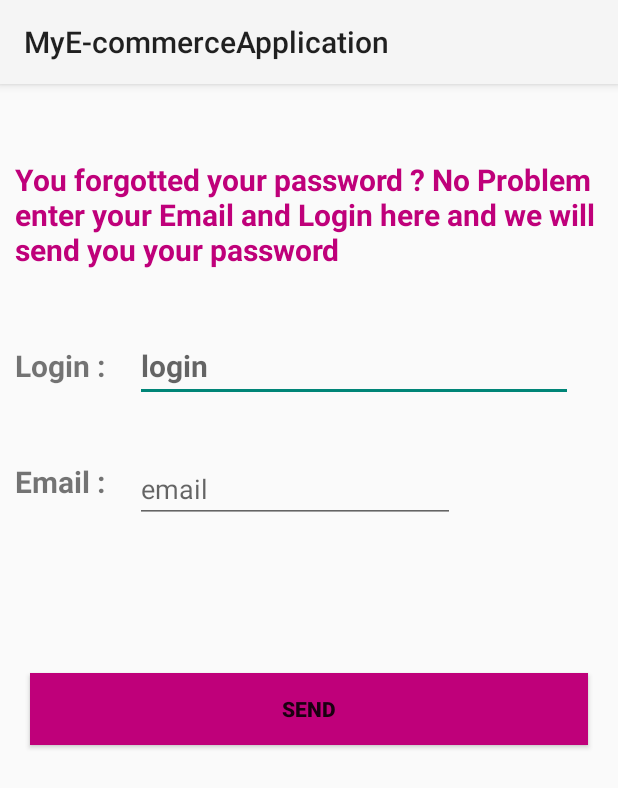
After one commit to kasmiii/AndroidProject, an Android app: the ForgetPasswordActivity screen opened directly, with no data from a screen before it, on a phone screen of 412 x 824 dp. The commit adds this screen. Shown: the top 788 px of the screen. Run offline under Robolectric (Android 15) with nearby library versions, the phone set to English and light mode, and no system bars; our stand-ins replace Firebase (no records; nobody signed in at launch, a user with empty details on screens opened directly).

Commit message:
add recovering password email functionnality !

```diff
--- a/app/build.gradle
+++ b/app/build.gradle
@@ -51,6 +51,9 @@ dependencies {
     implementation 'com.squareup.picasso:picasso:2.71828'
     androidTestImplementation 'androidx.test.espresso:espresso-core:3.2.0'
     implementation 'org.jetbrains:annotations-java5:15.0'
+
+    //implementation 'javax.mail:javax.mail-api:1.5.3'
+    implementation 'javax.mail:javax.mail-api:1.6.2'
     //compile 'com.github.andremion:counterfab:x.y.z'
     //implementation fileTree(dir: 'libs', include: ['*.jar'])
     //implementation 'com.android.support:appcompat-v7:27.1.1'
--- a/app/src/main/AndroidManifest.xml
+++ b/app/src/main/AndroidManifest.xml
@@ -9,7 +9,8 @@
         android:roundIcon="@mipmap/ic_launcher_round"
         android:supportsRtl="true"
         android:theme="@style/AppTheme">
-        <activity android:name=".SalesActivity"></activity>
+        <activity android:name=".ForgetPasswordActivity"></activity>
+        <activity android:name=".SalesActivity" />
         <activity android:name=".ConfirmFinalOrderActivity" />
         <activity android:name=".SearchActivity" />
         <activity android:name=".CartActivity" />
@@ -31,4 +32,6 @@
         </activity>
     </application>
 
+    <uses-permission android:name="android.permission.INTERNET"/>
+
 </manifest>
--- a/app/src/main/java/com/example/mye_commerceapplication/CartAdapter.java
+++ b/app/src/main/java/com/example/mye_commerceapplication/CartAdapter.java
@@ -68,7 +68,7 @@ public class CartAdapter extends  RecyclerView.Adapter<CartAdapter.ViewHolder> {
 
         holder.productName.setText("name : "+product.getPname());
         holder.productQuantity.setText("quantity: "+list_commandes.get(position).getQuantity());
-        holder.productPrice.setText("unit price: "+product.getPrice());
+        holder.productPrice.setText("unit price: "+product.getPrice()+" MAD");
         totalPrice+=Integer.valueOf(product.getPrice())*Integer.valueOf(list_commandes.get(position).getQuantity());
 
 
--- /dev/null
+++ b/app/src/main/java/com/example/mye_commerceapplication/Config.java
@@ -0,0 +1,6 @@
+package com.example.mye_commerceapplication;
+
+public class Config {
+    public static final String EMAIL ="mohammed.kasmi1@usmba.ac.ma";
+    public static final String PASSWORD ="1513742761";
+}
--- /dev/null
+++ b/app/src/main/java/com/example/mye_commerceapplication/ForgetPasswordActivity.java
@@ -0,0 +1,92 @@
+package com.example.mye_commerceapplication;
+
+import androidx.annotation.NonNull;
+import androidx.appcompat.app.AppCompatActivity;
+
+import android.os.Bundle;
+import android.text.TextUtils;
+import android.view.View;
+import android.widget.Button;
+import android.widget.EditText;
+import android.widget.TextView;
+import android.widget.Toast;
+
+import com.example.mye_commerceapplication.Model.Users;
+import com.google.firebase.database.DataSnapshot;
+import com.google.firebase.database.DatabaseError;
+import com.google.firebase.database.DatabaseReference;
+import com.google.firebase.database.FirebaseDatabase;
+import com.google.firebase.database.ValueEventListener;
+
+public class ForgetPasswordActivity extends AppCompatActivity {
+
+    private EditText loginEdit;
+    private EditText emailEdit;
+    private TextView sentText;
+    private Button send;
+    SendMail sm;
+
+    @Override
+    protected void onCreate(Bundle savedInstanceState) {
+        super.onCreate(savedInstanceState);
+        setContentView(R.layout.activity_forget_password);
+
+        loginEdit = this.findViewById(R.id.login_forget_input);
+        emailEdit = this.findViewById(R.id.email_forget_input);
+        send = this.findViewById(R.id.forget_send_btn);
+        sentText=this.findViewById(R.id.forget_sent_text);
+
+        send.setOnClickListener(new View.OnClickListener() {
+            @Override
+            public void onClick(View v) {
+
+                if (TextUtils.isEmpty(loginEdit.getText().toString()) || TextUtils.isEmpty(emailEdit.getText().toString())) {
+                    Toast.makeText(ForgetPasswordActivity.this, "login or email are empty...", Toast.LENGTH_SHORT).show();
+                } else {
+                    //on recupere le password du login correspondant
+                    DatabaseReference mUsersRef;
+                    mUsersRef = FirebaseDatabase.getInstance().getReference("Users").child(loginEdit.getText().toString());
+
+                    mUsersRef.addValueEventListener(new ValueEventListener() {
+                        @Override
+                        public void onDataChange(@NonNull DataSnapshot dataSnapshot) {
+
+                            //System.out.println("login saisie est: "+loginEdit.toString());
+                            if (dataSnapshot.exists()) {
+                                Users usersData = dataSnapshot.getValue(Users.class);
+
+                                //Sending the message to Mail
+                                String message = "Hello\t" + usersData.getName() + ",\n" +
+                                        "your Login:\t\t\t" + usersData.getPhone() + "\nyour Password:\t\t\t" + usersData.getPassword() + "\nCordially.";
+
+                                System.out.println("password is : " + usersData.getPassword());
+                                 //sm = new SendMail(ForgetPasswordActivity.this, emailEdit.getText().toString(), "Recovering my password", message);
+
+                                //Executing sendmail to send email
+                                //sm.execute();
+                                sentText.setVisibility(View.VISIBLE);
+                            } else {
+                                Toast.makeText(ForgetPasswordActivity.this, "Oops the Login does not exist in the database... please try again", Toast.LENGTH_SHORT).show();
+                            }
+                        }
+
+                        @Override
+                        public void onCancelled(@NonNull DatabaseError databaseError) {
+                            Toast.makeText(ForgetPasswordActivity.this, "Database Error...", Toast.LENGTH_SHORT).show();
+                        }
+                    });
+
+                }
+
+            }
+        });
+
+
+    }
+
+    @Override
+    protected void onPause() {
+        super.onPause();
+        //sm.getProgressDialog().dismiss();
+    }
+}
--- a/app/src/main/java/com/example/mye_commerceapplication/ProductsAdapter.java
+++ b/app/src/main/java/com/example/mye_commerceapplication/ProductsAdapter.java
@@ -45,7 +45,7 @@ import java.util.ArrayList;
 
         holder.product_name.setText(product.getPname());
         holder.product_description.setText(product.getDescription());
-        holder.product_price.setText(product.getPrice());
+        holder.product_price.setText(product.getPrice()+" MAD");
         //holder.product_image.setImageResource(R.drawable.tshirtt);
 //set an image with Picasso
         Picasso.get().load(product.getImage()).into(holder.product_image);
--- a/app/src/main/java/com/example/mye_commerceapplication/SaleAdapter.java
+++ /dev/null
@@ -1,4 +0,0 @@
-package com.example.mye_commerceapplication;
-
-public class SaleAdapter {
-}
--- /dev/null
+++ b/app/src/main/res/layout/activity_forget_password.xml
@@ -0,0 +1,94 @@
+<?xml version="1.0" encoding="utf-8"?>
+<RelativeLayout xmlns:android="http://schemas.android.com/apk/res/android"
+    xmlns:tools="http://schemas.android.com/tools"
+    android:layout_width="match_parent"
+    android:layout_height="match_parent"
+    tools:context=".ForgetPasswordActivity">
+
+    <TextView
+        android:id="@+id/forget_txt"
+        android:layout_width="wrap_content"
+        android:layout_height="wrap_content"
+        android:text="You forgotted your password ? No Problem enter your Email and Login here and we will send you your password "
+        android:textColor="@color/colorPrimaryDark"
+        android:layout_marginLeft="10dp"
+        android:textSize="20dp"
+        android:textStyle="bold"
+        android:layout_marginTop="50dp"
+        />
+
+    <TextView
+        android:id="@+id/login_forget_text"
+        android:layout_width="wrap_content"
+        android:layout_height="wrap_content"
+        android:textStyle="bold"
+        android:textSize="20dp"
+        android:text="Login : "
+        android:layout_below="@+id/forget_txt"
+        android:layout_marginTop="50dp"
+        android:layout_marginLeft="10dp"
+        />
+
+    <TextView
+        android:id="@+id/email_forget_text"
+        android:layout_width="wrap_content"
+        android:layout_height="wrap_content"
+        android:textStyle="bold"
+        android:textSize="20dp"
+        android:text="Email : "
+        android:layout_below="@+id/login_forget_text"
+        android:layout_marginTop="50dp"
+        android:layout_marginLeft="10dp"
+        />
+
+    <EditText
+        android:id="@+id/login_forget_input"
+        android:layout_width="match_parent"
+        android:layout_height="wrap_content"
+        android:textStyle="bold"
+        android:textSize="20dp"
+        android:hint="login "
+        android:layout_below="@+id/forget_txt"
+        android:layout_marginTop="40dp"
+        android:layout_marginLeft="90dp"
+        android:layout_marginRight="30dp"
+        />
+
+    <EditText
+        android:id="@+id/email_forget_input"
+        android:layout_width="wrap_content"
+        android:layout_height="wrap_content"
+        android:ems="10"
+        android:layout_marginTop="35dp"
+        android:layout_marginLeft="90dp"
+        android:hint="email"
+        android:inputType="textEmailAddress"
+        android:layout_below="@+id/login_forget_input"
+        />
+
+    <Button
+        android:id="@+id/forget_send_btn"
+        android:layout_width="match_parent"
+        android:layout_height="wrap_content"
+        android:text="Send"
+        android:layout_marginLeft="20dp"
+        android:background="@color/colorPrimaryDark"
+        android:textStyle="bold"
+        android:layout_marginRight="20dp"
+        android:layout_below="@id/email_forget_input"
+        android:layout_marginTop="100dp"
+        />
+
+    <TextView
+        android:id="@+id/forget_sent_text"
+        android:layout_width="match_parent"
+        android:layout_height="match_parent"
+        android:text="we have sent you an email ! check your Inbox Email..."
+        android:visibility="invisible"
+        android:layout_below="@+id/forget_send_btn"
+        android:layout_marginTop="20dp"
+        android:layout_marginLeft="10dp"
+        android:textStyle="bold"
+        android:textSize="25dp"
+        />
+</RelativeLayout>
--- a/app/src/main/res/values/colors.xml
+++ b/app/src/main/res/values/colors.xml
@@ -3,4 +3,5 @@
     <color name="colorPrimary">#BF007A</color>
     <color name="colorPrimaryDark">#BF007A</color>
     <color name="colorAccent">#FF4081</color>
+    <color name="cielColor">#29BED1</color>
 </resources>
```
Also changed, not shown: app/src/main/java/com/example/mye_commerceapplication/HomeActivity.java (+0 -26 lines), app/src/main/java/com/example/mye_commerceapplication/LoginActivity.java (+11 -0 lines), app/src/main/java/com/example/mye_commerceapplication/SalesAdapter.java (+4 -4 lines), app/src/main/java/com/example/mye_commerceapplication/SendMail.java (added, +110 -0 lines), app/src/main/res/layout/cart_items_layout.xml (+10 -6 lines), app/src/main/res/layout/vente_item.xml (+20 -14 lines).
